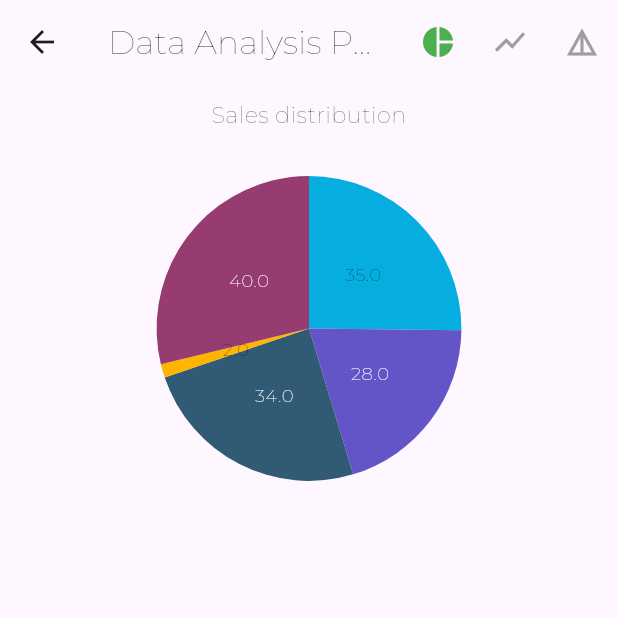
After one commit to lfindlay24/data-sculpter, a Flutter app: the GraphsPage screen opened directly, after a tap on the "pie chart" icon, on a phone screen of 412 x 824 dp, the top half of it. The commit adds this screen. Run offline on Flutter 3.47's test engine with Material 3 defaults, Android fonts, the light colour scheme and no system bars; our stand-ins replace flutter_login, flutter_svg, syncfusion_flutter_charts; project files that could hold a hidden picture were left out.

Commit message:
Started on the data analysis page
3 graphs have been implemented with dummy example data

```diff
--- /dev/null
+++ b/flutter_ui/lib/pages/graphsPage.dart
@@ -0,0 +1,110 @@
+import 'package:flutter/material.dart';
+import 'package:syncfusion_flutter_charts/charts.dart';
+import 'package:syncfusion_flutter_charts/sparkcharts.dart';
+
+class GraphsPage extends StatefulWidget {
+  // ignore: prefer_const_constructors_in_immutables
+  GraphsPage({Key? key}) : super(key: key);
+
+  @override
+  GraphsPageState createState() => GraphsPageState();
+}
+
+class GraphsPageState extends State<GraphsPage> {
+  List<_SalesData> data = [
+    _SalesData('Jan', 35),
+    _SalesData('Feb', 28),
+    _SalesData('Mar', 34),
+    _SalesData('Apr', 2),
+    _SalesData('May', 40)
+  ];
+
+  String _chartType = 'line';
+
+  @override
+  Widget build(BuildContext context) {
+    return Scaffold(
+      appBar: AppBar(
+        title: const Text('Data Analysis Page'),
+        actions: [
+          IconButton(
+            icon: const Icon(Icons.pie_chart),
+            color: _chartType != 'pie' ? Colors.grey : Colors.green,
+            onPressed: () {
+              setState(() {
+                _chartType = 'pie';
+              });
+            },
+          ),
+          IconButton(
+            icon: const Icon(Icons.show_chart),
+            color: _chartType != 'line' ? Colors.grey : Colors.green,
+            onPressed: () {
+              setState(() {
+                _chartType = 'line';
+              });
+            },
+          ),
+          IconButton(
+            icon: const Icon(Icons.details),
+            color: _chartType != 'pyramid' ? Colors.grey : Colors.green,
+            onPressed: () {
+              setState(() {
+                _chartType = 'pyramid';
+              });
+            },
+          ),
+        ],
+      ),
+      body: Column(
+        children: [
+          if (_chartType == 'line')
+            SfCartesianChart(
+              primaryXAxis: CategoryAxis(),
+              title: const ChartTitle(text: 'Half yearly sales analysis'),
+              series: <CartesianSeries<_SalesData, String>>[
+                  LineSeries<_SalesData, String>(
+                      dataSource: data,
+                      xValueMapper: (_SalesData sales, _) => sales.year,
+                      yValueMapper: (_SalesData sales, _) => sales.sales,
+                      name: 'Sales',
+                      // Enable data label
+                      dataLabelSettings: DataLabelSettings(isVisible: true))
+                ],
+            )
+          else if (_chartType == 'pie')
+            SfCircularChart(
+              title: const ChartTitle(text: 'Sales distribution'),
+              series: <CircularSeries>[
+                PieSeries<_SalesData, String>(
+                  explode: true,
+                  dataSource: data,
+                  xValueMapper: (_SalesData sales, _) => sales.year,
+                  yValueMapper: (_SalesData sales, _) => sales.sales,
+                  dataLabelMapper: (_SalesData sales, _) => sales.sales.toString(),
+                  dataLabelSettings: const DataLabelSettings(isVisible: true),
+                )
+              ],
+            ),
+          if (_chartType == 'pyramid')
+            SfPyramidChart(
+              title: const ChartTitle(text: 'Sales distribution'),
+              series: PyramidSeries<_SalesData, String>(
+                dataSource: data,
+                xValueMapper: (_SalesData sales, _) => sales.year,
+                yValueMapper: (_SalesData sales, _) => sales.sales,
+                dataLabelSettings: const DataLabelSettings(isVisible: true),
+              )
+            ),
+        ],
+      ),
+    );
+  }
+}
+
+class _SalesData {
+  _SalesData(this.year, this.sales);
+
+  final String year;
+  final double sales;
+}
--- a/flutter_ui/lib/pages/home.dart
+++ b/flutter_ui/lib/pages/home.dart
@@ -1,5 +1,6 @@
 import 'package:flutter/material.dart';
 import 'package:flutter_svg/flutter_svg.dart';
+import 'package:flutter_ui/pages/graphsPage.dart';
 import 'package:flutter_ui/pages/login.dart';
 
 class HomePage extends StatelessWidget {
@@ -55,6 +56,15 @@ class HomePage extends StatelessWidget {
           title: const Text('Contact'),
           onTap: () {
             // Add your logic here
+          },
+        ),
+                ListTile(
+          title: const Text('Graphs'),
+          onTap: () {
+            Navigator.push(
+                context,
+                MaterialPageRoute(
+                    builder: (context) => GraphsPage()));
           },
         ),
       ],
--- a/flutter_ui/pubspec.yaml
+++ b/flutter_ui/pubspec.yaml
@@ -37,6 +37,7 @@ dependencies:
   cupertino_icons: ^1.0.6
   flutter_svg: ^1.1.6
   flutter_login: ^5.0.0
+  syncfusion_flutter_charts: ^26.2.7
 
 dev_dependencies:
   flutter_test:
```
Also changed, not shown: flutter_ui/pubspec.lock.
